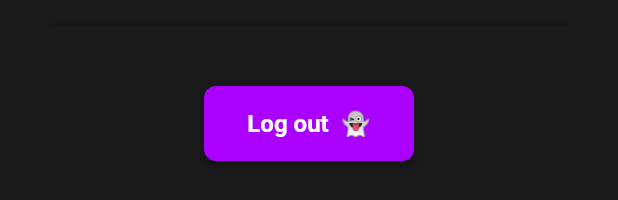
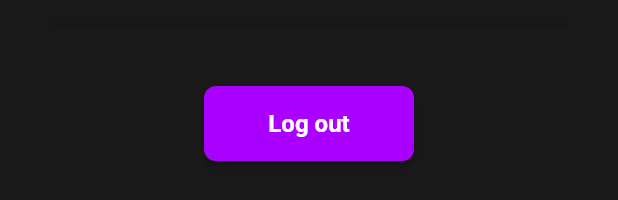
Before and after one commit to arthursfares/arthurs-compendium-of-magic, a Flutter app: the SettingsBody widget shown alone on an empty page, opened directly, on a phone screen of 412 x 824 dp. Shown: the part 765-965 px from the top of the screen. Run offline on Flutter 3.47's test engine with Material 2 defaults, Android fonts, the phone set to English and light mode, and no system bars; our stand-ins replace carousel_slider, community_material_icon, flutter_markdown, flutter_speed_dial, font_awesome_flutter, image_cropper and 1 more; network calls fail.

Commit message:
:lipstick: Remove emoji from logout button

```diff
--- a/lib/screens/settings/components/settings_body.dart
+++ b/lib/screens/settings/components/settings_body.dart
@@ -37,7 +37,7 @@ class SettingsBody extends StatelessWidget {
         const SizedBox(height: 30.0),
         Center(
           child: LogoutButton(
-            text: 'Log out  👻',
+            text: 'Log out',
             press: () {
               Navigator.pushReplacementNamed(context, 'login');
             },
```
